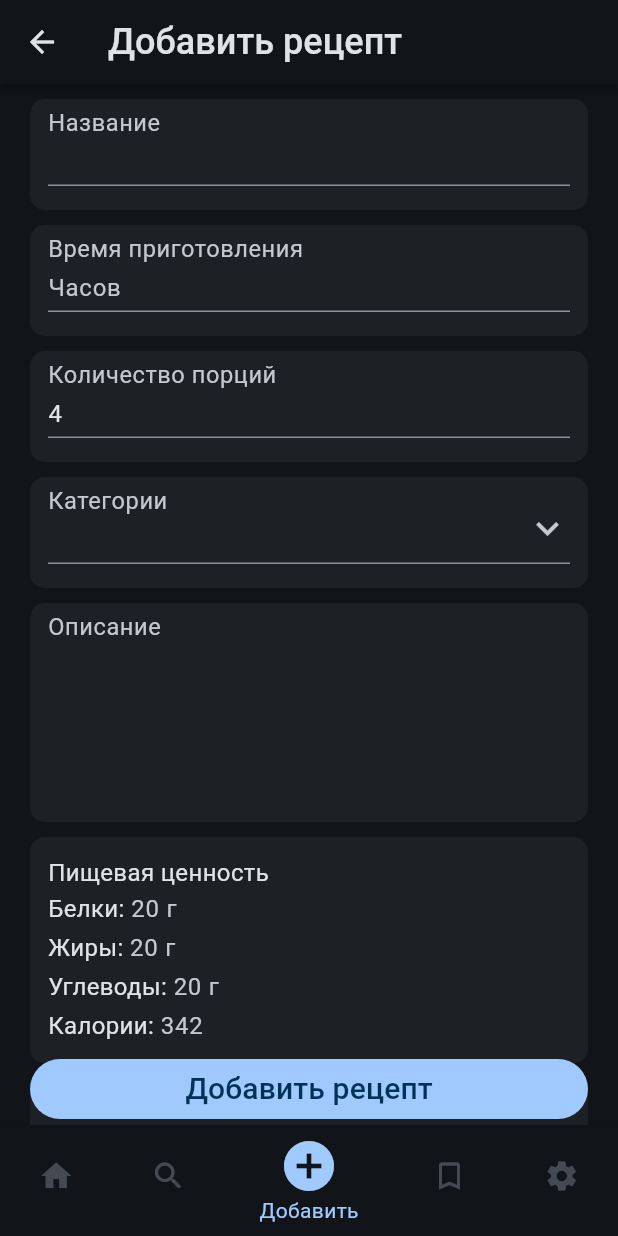
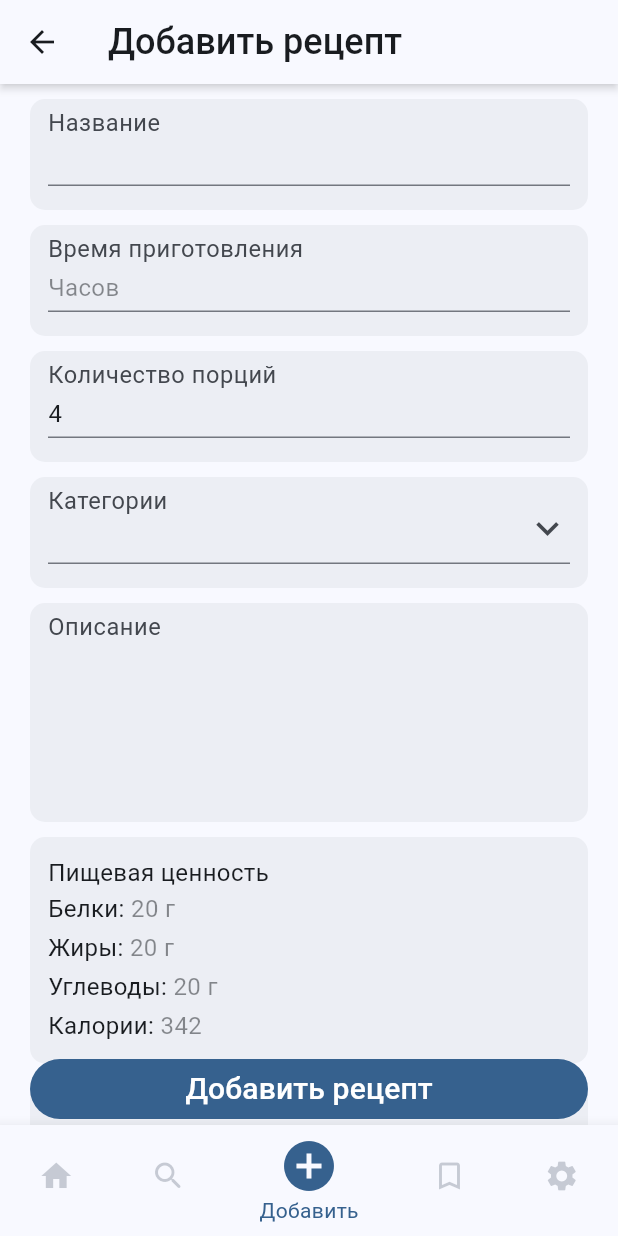
Before and after one commit to Aleksey6722/cook_manager, a Flutter app: the AddScreen screen opened by its route, on a phone screen of 412 x 824 dp. Run offline on Flutter 3.47's test engine with Material 3 defaults, Android fonts, the phone set to English and light mode, and no system bars; our stand-ins replace auto_route, equatable, flutter_bloc, get_it, injectable.

Commit message:
hint colors, onSave methods

```diff
--- a/lib/features/add/view/add_screen.dart
+++ b/lib/features/add/view/add_screen.dart
@@ -13,6 +13,14 @@ class AddScreen extends StatefulWidget {
 
 class _AddScreenState extends State<AddScreen> {
   final _addRecepieFormKey = GlobalKey<FormState>();
+  String? name,
+      time,
+      numberOfPortions,
+      category,
+      description,
+      proteins,
+      carbs,
+      fats;
 
   @override
   Widget build(BuildContext context) {
@@ -20,7 +28,6 @@ class _AddScreenState extends State<AddScreen> {
     return Scaffold(
       appBar: AppBar(
         title: Text('Добавить рецепт', style: theme.textTheme.headlineSmall),
-        leading: IconButton(onPressed: () {}, icon: Icon(Icons.arrow_back)),
         surfaceTintColor: theme.colorScheme.surface,
         backgroundColor: theme.colorScheme.surface,
         shadowColor: theme.colorScheme.surface,
@@ -41,10 +48,13 @@ class _AddScreenState extends State<AddScreen> {
                         labelText: 'Название',
                         underlined: true,
                         validator: (val) {
-                          if(val!.isEmpty){
+                          if (val!.isEmpty) {
                             return 'Введите название';
                           }
                           return null;
+                        },
+                        onSaved: (val) {
+                          name = val;
                         },
                       ),
                       const SizedBox(height: 10),
@@ -54,10 +64,13 @@ class _AddScreenState extends State<AddScreen> {
                         onlyNumber: true,
                         underlined: true,
                         validator: (val) {
-                          if(val!.isEmpty) {
+                          if (val!.isEmpty) {
                             return 'Введите время приготовления';
                           }
                           return null;
+                        },
+                        onSaved: (val) {
+                          time = val;
                         },
                       ),
                       const SizedBox(height: 10),
@@ -65,11 +78,30 @@ class _AddScreenState extends State<AddScreen> {
                         labelText: 'Количество порций',
                         initialValue: '4',
                         underlined: true,
+                        onSaved: (val) {
+                          numberOfPortions = val;
+                        },
                       ),
                       const SizedBox(height: 10),
-                      CategoryFormField(),
+                      CategoryFormField(
+                        validator: (val) {
+                          if (val!.isEmpty) {
+                            return 'Выберите категорию';
+                          }
+                          return null;
+                        },
+                        onSaved: (val) {
+                          category = val;
+                        },
+                      ),
                       const SizedBox(height: 10),
-                      BaseFormField(labelText: 'Описание', expandable: true),
+                      BaseFormField(
+                        labelText: 'Описание',
+                        expandable: true,
+                        onSaved: (val) {
+                          description = val;
+                        },
+                      ),
                       const SizedBox(height: 10),
                       NutritionalValueWidget(),
                       const SizedBox(height: 10),
@@ -97,9 +129,10 @@ class _AddScreenState extends State<AddScreen> {
                     ),
                     onPressed: () {
                       if (_addRecepieFormKey.currentState!.validate()) {
-                        print('Data is valid !');
+                        _addRecepieFormKey.currentState!.save();
+                        print(
+                            '$name, $time, $numberOfPortions, $category, $description');
                       }
-                      ;
                     },
                     child: Text('Добавить рецепт'),
                   ),
--- a/lib/features/add/view/base_form_field.dart
+++ b/lib/features/add/view/base_form_field.dart
@@ -10,7 +10,7 @@ class BaseFormField extends StatelessWidget {
     this.expandable = false,
     this.underlined = false,
     this.validator,
-    this.initialValue,
+    this.initialValue, this.onSaved,
   });
 
   final String labelText;
@@ -20,11 +20,13 @@ class BaseFormField extends StatelessWidget {
   final bool expandable;
   final bool underlined;
   final String? Function(String?)? validator;
+  final Function(String?)? onSaved;
   final String? initialValue;
 
   @override
   Widget build(BuildContext context) {
     final theme = Theme.of(context);
+    final currentTextColor = theme.colorScheme.onSurface;
     return Container(
       padding: const EdgeInsets.only(top: 10, bottom: 16, left: 12, right: 12),
       decoration: BoxDecoration(
@@ -43,6 +45,8 @@ class BaseFormField extends StatelessWidget {
                 child: Text(labelText),
               ),
               hintText: hintText,
+              hintStyle: theme.textTheme.bodyMedium!.copyWith(
+                  color: currentTextColor.withOpacity(0.5)),
               border: underlined ? null : InputBorder.none,
               suffixIcon: withSufficsIcon
                   ? const Icon(Icons.keyboard_arrow_down_outlined, size: 30)
@@ -51,6 +55,7 @@ class BaseFormField extends StatelessWidget {
             ),
             validator: validator,
             textInputAction: TextInputAction.none,
+            onSaved: onSaved,
           ),
         ],
       ),
--- a/lib/features/add/view/category_form_field.dart
+++ b/lib/features/add/view/category_form_field.dart
@@ -5,10 +5,11 @@ import 'package:flutter/material.dart';
 
 class CategoryFormField extends StatefulWidget {
   const CategoryFormField({
-    super.key, this.validator,
+    super.key, this.validator, this.onSaved,
   });
 
   final String? Function(String?)? validator;
+  final Function(String?)? onSaved;
 
   @override
   State<CategoryFormField> createState() => _CategoryFormFieldState();
@@ -19,6 +20,7 @@ class _CategoryFormFieldState extends State<CategoryFormField>
   late AnimationController _animationController;
   late Animation<double> _boxAnimation;
   late Animation<double> _iconAnimation;
+  final TextEditingController _categoryFieldController = TextEditingController();
 
   final categories = Categories();
 
@@ -61,7 +63,9 @@ class _CategoryFormFieldState extends State<CategoryFormField>
         crossAxisAlignment: CrossAxisAlignment.start,
         children: [
           TextFormField(
+            controller: _categoryFieldController,
             onTap: _toggle,
+            onSaved: widget.onSaved,
             readOnly: true,
             decoration: InputDecoration(
               label: Container(
@@ -90,11 +94,13 @@ class _CategoryFormFieldState extends State<CategoryFormField>
                   physics: const NeverScrollableScrollPhysics(),
                   shrinkWrap: true,
                   itemBuilder: (context, index) {
+                    String name = categories.items[index].name;
                     return GestureDetector(
                       onTap: () {
+                        _categoryFieldController.text = name;
                         _toggle();
                       },
-                      child: Text(categories.items[index].name),
+                      child: Text(name),
                     );
                   },
                   separatorBuilder: (context, index) => const Divider(),
--- a/lib/features/add/view/nutritional_value_widget.dart
+++ b/lib/features/add/view/nutritional_value_widget.dart
@@ -5,18 +5,7 @@ import 'package:get_it/get_it.dart';
 import '../bloc/nutrition_label_bloc.dart';
 
 class NutritionalValueWidget extends StatefulWidget {
-  const NutritionalValueWidget({
-    super.key,
-    this.hintText,
-    this.isOnlyNumber = false,
-    this.withSufficsIcon = false,
-    this.expandable = false,
-  });
-
-  final String? hintText;
-  final bool isOnlyNumber;
-  final bool withSufficsIcon;
-  final bool expandable;
+  const NutritionalValueWidget({super.key});
 
   @override
   State<NutritionalValueWidget> createState() => _NutritionalValueWidgetState();
@@ -43,8 +32,8 @@ class _NutritionalValueWidgetState extends State<NutritionalValueWidget> {
   @override
   Widget build(BuildContext context) {
     final theme = Theme.of(context);
-    final _currentPrimaryColor = theme.colorScheme.primary;
-    final _currentTextColor = theme.colorScheme.onSurface;
+    final currentPrimaryColor = theme.colorScheme.primary;
+    final currentTextColor = theme.colorScheme.onSurface;
 
     return Container(
       padding: const EdgeInsets.all(12),
@@ -62,8 +51,8 @@ class _NutritionalValueWidgetState extends State<NutritionalValueWidget> {
                   'Пищевая ценность',
                   style: theme.textTheme.bodyMedium!.copyWith(
                       color: state.isLabelFocused
-                          ? _currentPrimaryColor
-                          : _currentTextColor),
+                          ? currentPrimaryColor
+                          : currentTextColor),
                 ),
                 Row(
                   mainAxisAlignment: MainAxisAlignment.start,
@@ -73,17 +62,20 @@ class _NutritionalValueWidgetState extends State<NutritionalValueWidget> {
                       "Белки: ",
                       style: theme.textTheme.bodyMedium!.copyWith(
                           color: state.isProteinsLabelFocused
-                              ? _currentPrimaryColor
-                              : _currentTextColor),
+                              ? currentPrimaryColor
+                              : currentTextColor),
                     ),
                     Expanded(
                       child: TextField(
                         keyboardType: TextInputType.number,
                         focusNode: _focusNodeProteins,
-                        decoration: const InputDecoration(
+                        decoration: InputDecoration(
                           hintText: '20 г',
+                          hintStyle: theme.textTheme.bodyMedium!.copyWith(
+                              color: currentTextColor.withOpacity(0.5)),
                           isDense: true,
-                          contentPadding: EdgeInsets.symmetric(vertical: 1),
+                          contentPadding:
+                              const EdgeInsets.symmetric(vertical: 1),
                           border: InputBorder.none,
                         ),
                       ),
@@ -98,19 +90,21 @@ class _NutritionalValueWidgetState extends State<NutritionalValueWidget> {
                       "Жиры: ",
                       style: theme.textTheme.bodyMedium!.copyWith(
                           color: state.isFatsLabelFocused
-                              ? _currentPrimaryColor
-                              : _currentTextColor),
+                              ? currentPrimaryColor
+                              : currentTextColor),
                     ),
                     Expanded(
                       child: TextField(
                         keyboardType: TextInputType.number,
                         focusNode: _focusNodeFats,
-                        decoration: const InputDecoration(
+                        decoration: InputDecoration(
                           hintText: '20 г',
+                          hintStyle: theme.textTheme.bodyMedium!.copyWith(
+                              color: currentTextColor.withOpacity(0.5)),
                           isDense: true,
-                          contentPadding: EdgeInsets.symmetric(vertical: 1),
+                          contentPadding: const EdgeInsets.symmetric(vertical: 1),
                           border: InputBorder.none,
-                          constraints: BoxConstraints(),
+                          constraints: const BoxConstraints(),
                         ),
                       ),
                     ),
@@ -124,19 +118,21 @@ class _NutritionalValueWidgetState extends State<NutritionalValueWidget> {
                       "Углеводы: ",
                       style: theme.textTheme.bodyMedium!.copyWith(
                           color: state.isCarbsLabelFocused
-                              ? _currentPrimaryColor
-                              : _currentTextColor),
+                              ? currentPrimaryColor
+                              : currentTextColor),
                     ),
                     Expanded(
                       child: TextField(
                         keyboardType: TextInputType.number,
                         focusNode: _focusNodeCarb,
-                        decoration: const InputDecoration(
+                        decoration:  InputDecoration(
                           hintText: '20 г',
+                          hintStyle: theme.textTheme.bodyMedium!.copyWith(
+                              color: currentTextColor.withOpacity(0.5)),
                           isDense: true,
-                          contentPadding: EdgeInsets.symmetric(vertical: 1),
+                          contentPadding: const EdgeInsets.symmetric(vertical: 1),
                           border: InputBorder.none,
-                          constraints: BoxConstraints(),
+                          constraints: const BoxConstraints(),
                         ),
                       ),
                     ),
@@ -146,20 +142,25 @@ class _NutritionalValueWidgetState extends State<NutritionalValueWidget> {
                   mainAxisAlignment: MainAxisAlignment.start,
                   crossAxisAlignment: CrossAxisAlignment.center,
                   children: [
-                    Text("Калории: ", style: theme.textTheme.bodyMedium!.copyWith(
-                        color: state.isCallorLabelFocused
-                            ? _currentPrimaryColor
-                            : _currentTextColor),),
+                    Text(
+                      "Калории: ",
+                      style: theme.textTheme.bodyMedium!.copyWith(
+                          color: state.isCallorLabelFocused
+                              ? currentPrimaryColor
+                              : currentTextColor),
+                    ),
                     Expanded(
                       child: TextField(
                         keyboardType: TextInputType.number,
                         focusNode: _focusNodeCallories,
-                        decoration: const InputDecoration(
+                        decoration: InputDecoration(
                           hintText: '342',
+                          hintStyle: theme.textTheme.bodyMedium!.copyWith(
+                              color: currentTextColor.withOpacity(0.5)),
                           isDense: true,
-                          contentPadding: EdgeInsets.symmetric(vertical: 1),
+                          contentPadding: const EdgeInsets.symmetric(vertical: 1),
                           border: InputBorder.none,
-                          constraints: BoxConstraints(),
+                          constraints: const BoxConstraints(),
                         ),
                       ),
                     ),
--- a/lib/main.dart
+++ b/lib/main.dart
@@ -25,7 +25,7 @@ class _CookManagerState extends State<CookManager> {
       theme: ThemeData(
         colorScheme: ColorScheme.fromSeed(
           seedColor: Colors.blue,
-          brightness: Brightness.dark,
+          brightness: Brightness.light,
         ),
         useMaterial3: true,
         textTheme: TextTheme(
```
